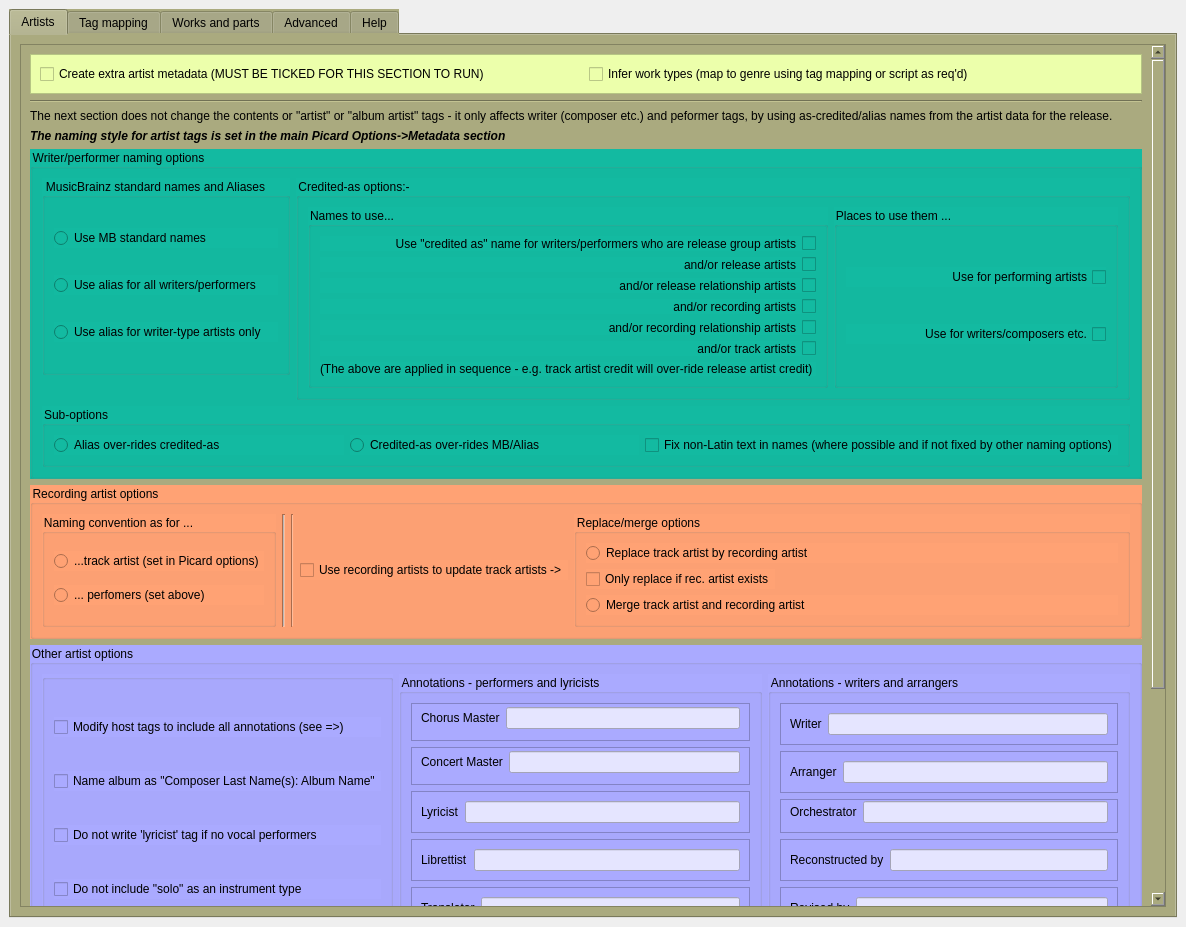
metabrainz/picard-plugins, file plugins/classical_extras/options_classical_extras.ui: the form before one commit.
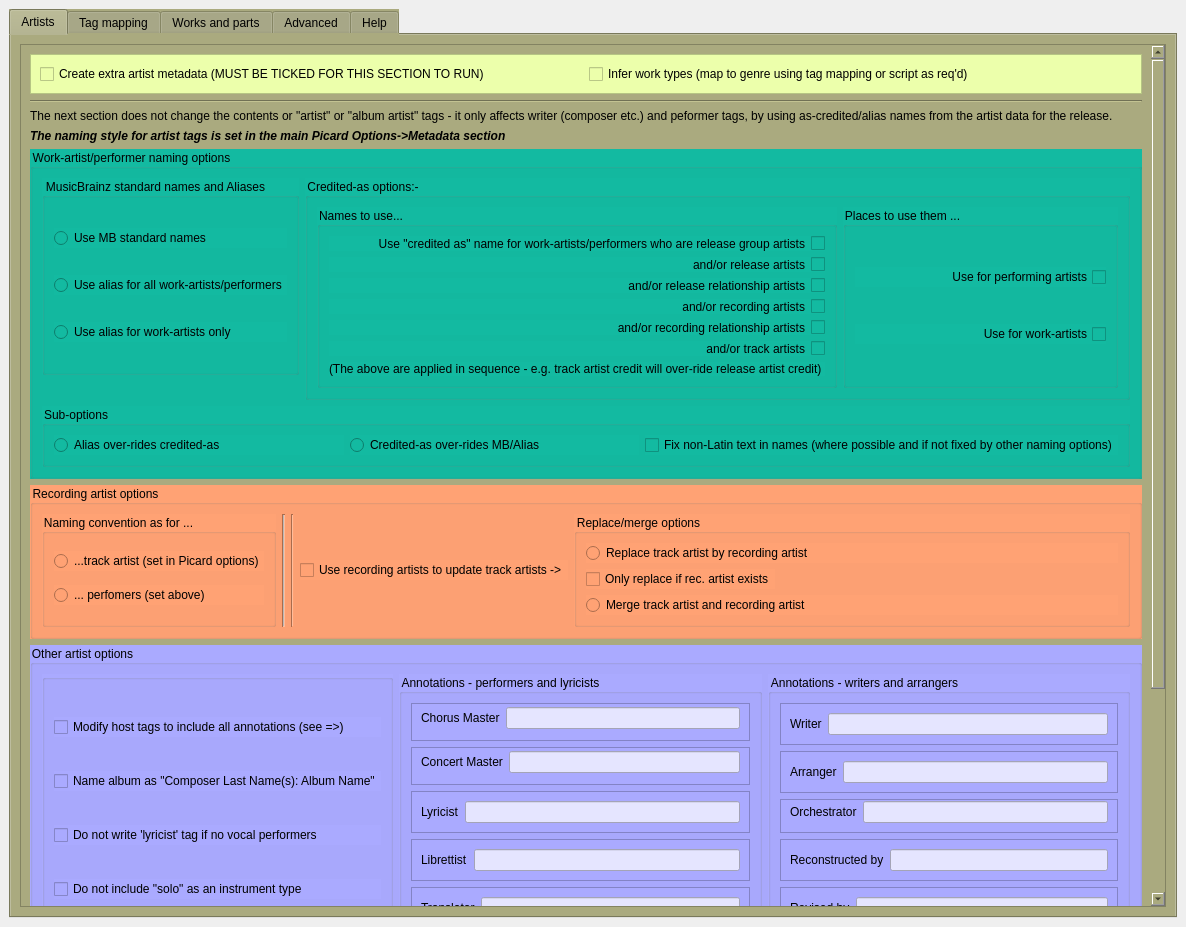
The form after the commit.

```diff
--- a/plugins/classical_extras/options_classical_extras.ui
+++ b/plugins/classical_extras/options_classical_extras.ui
@@ -66,7 +66,7 @@
           <property name="geometry">
            <rect>
             <x>0</x>
-            <y>-154</y>
+            <y>0</y>
             <width>1046</width>
             <height>1025</height>
            </rect>
@@ -140,7 +140,7 @@
               <string notr="true">background-color: rgb(19, 186, 161);</string>
              </property>
              <property name="title">
-              <string>Writer/performer naming options</string>
+              <string>Work-artist/performer naming options</string>
              </property>
              <layout class="QFormLayout" name="formLayout_3">
               <property name="fieldGrowthPolicy">
@@ -168,7 +168,7 @@
                     <string>&lt;html&gt;&lt;head/&gt;&lt;body&gt;&lt;p&gt;Alias will only be available for use if the writer/performer is also a release artist, recording artist or track artist.&lt;/p&gt;&lt;/body&gt;&lt;/html&gt;</string>
                    </property>
                    <property name="text">
-                    <string>Use alias for all writers/performers</string>
+                    <string>Use alias for all work-artists/performers</string>
                    </property>
                   </widget>
                  </item>
@@ -178,7 +178,7 @@
                     <string>&lt;html&gt;&lt;head/&gt;&lt;body&gt;&lt;p&gt;Only use alias (if available) for writer-type artists (writers, composers, arrangers, lyricists etc.)&lt;/p&gt;&lt;/body&gt;&lt;/html&gt;</string>
                    </property>
                    <property name="text">
-                    <string>Use alias for writer-type artists only</string>
+                    <string>Use alias for work-artists only</string>
                    </property>
                   </widget>
                  </item>
@@ -251,7 +251,7 @@
                        <enum>Qt::RightToLeft</enum>
                       </property>
                       <property name="text">
-                       <string>Use &quot;credited as&quot; name for writers/performers who are release group artists</string>
+                       <string>Use &quot;credited as&quot; name for work-artists/performers who are release group artists</string>
                       </property>
                      </widget>
                     </item>
@@ -349,7 +349,7 @@
                        <enum>Qt::RightToLeft</enum>
                       </property>
                       <property name="text">
-                       <string>Use for writers/composers etc.</string>
+                       <string>Use for work-artists</string>
                       </property>
                      </widget>
                     </item>
```
Left out of the diff: 8 changed lines with no effect on the pictures.
